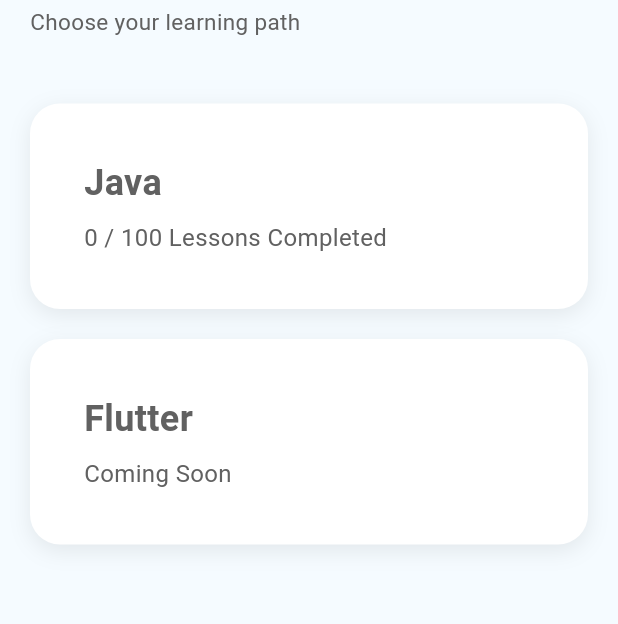
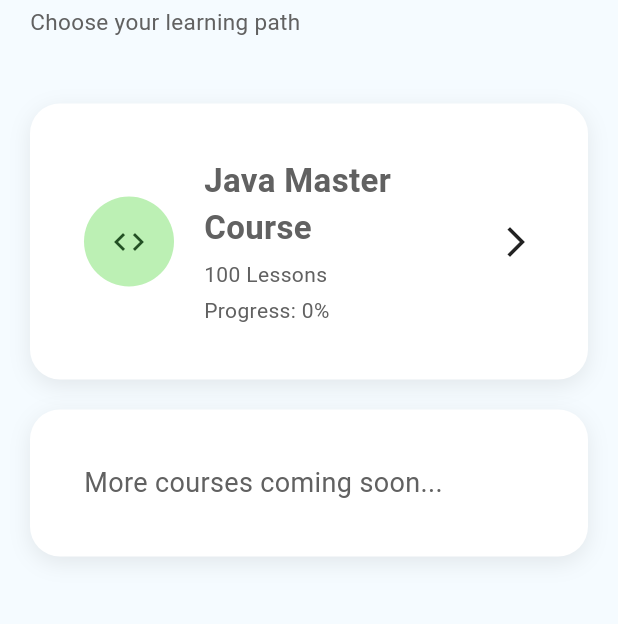
Before and after one commit to hamidabbas08-ux/learning_hero, a Flutter app: the HomeScreen screen opened by its route, on a phone screen of 412 x 824 dp, the part 81-705 px from its top. Run offline on Flutter 3.47's test engine with Material 3 defaults, Android fonts, the phone set to English and light mode, and no system bars.

Commit message:
Professional Java course card

```diff
--- a/lib/features/home/home_screen.dart
+++ b/lib/features/home/home_screen.dart
@@ -12,58 +12,57 @@
   Widget build(BuildContext context) {
     return SafeScreen(
       child: ListView(
-        children: const [
-          SectionTitle(
+        children: [
+          const SectionTitle(
             title: 'Learning Hero',
             subtitle: 'Choose your learning path',
           ),
 
-          SizedBox(height: AppSpacing.sectionGap),
+          const SizedBox(height: AppSpacing.sectionGap),
 
           AppCard(
-            child: Padding(
+            onTap: () {},
+            child: const Padding(
               padding: EdgeInsets.all(20),
+              child: Row(
+                children: [
+                  CircleAvatar(
+                    radius: 30,
+                    child: Icon(Icons.code),
+                  ),
+                  SizedBox(width: 20),
+                  Expanded(
                     child: Column(
                       crossAxisAlignment: CrossAxisAlignment.start,
                       children: [
                         Text(
-                    'Java',
+                          'Java Master Course',
                           style: TextStyle(
-                      fontSize: 24,
+                            fontSize: 22,
                             fontWeight: FontWeight.bold,
                           ),
                         ),
-                  SizedBox(height: 8),
-                  Text(
-                    '0 / 100 Lessons Completed',
-                    style: TextStyle(fontSize: 16),
+                        SizedBox(height: 6),
+                        Text('100 Lessons'),
+                        SizedBox(height: 4),
+                        Text('Progress: 0%'),
+                      ],
                     ),
+                  ),
+                  Icon(Icons.arrow_forward_ios),
                 ],
               ),
             ),
           ),
 
-          SizedBox(height: 20),
+          const SizedBox(height: 20),
 
-          AppCard(
+          const AppCard(
             child: Padding(
               padding: EdgeInsets.all(20),
-              child: Column(
-                crossAxisAlignment: CrossAxisAlignment.start,
-                children: [
-                  Text(
-                    'Flutter',
-                    style: TextStyle(
-                      fontSize: 24,
-                      fontWeight: FontWeight.bold,
-                    ),
-                  ),
-                  SizedBox(height: 8),
-                  Text(
-                    'Coming Soon',
-                    style: TextStyle(fontSize: 16),
-                  ),
-                ],
+              child: Text(
+                'More courses coming soon...',
+                style: TextStyle(fontSize: 18),
               ),
             ),
           ),
```
Lines whose indentation alone changed are shown as unchanged.
